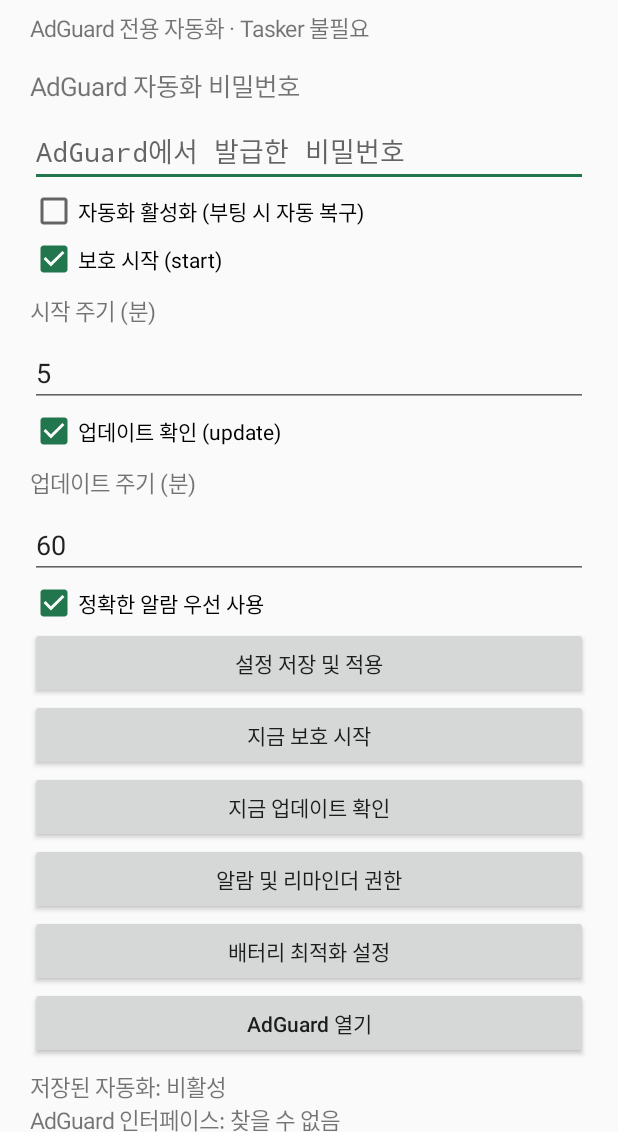
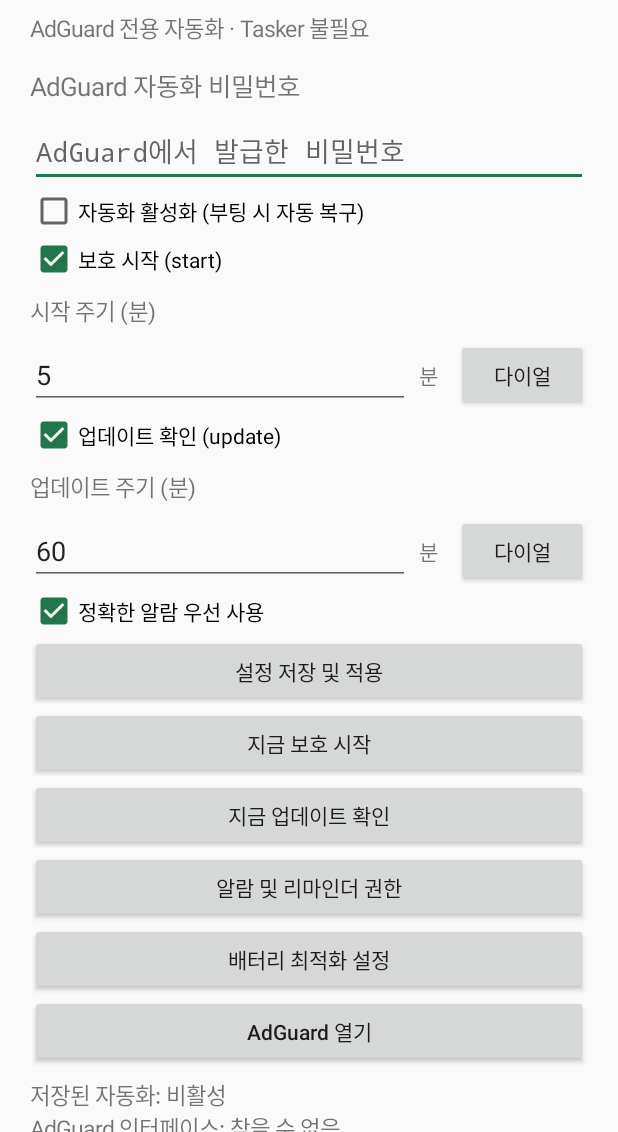
Before and after one commit to ELSAPHABA/AdGuard-Waker, an Android app: the screen it shows after launch (MainActivity), on a phone screen of 412 x 824 dp, the part 104-1236 px from its top. Run offline under Robolectric (Android 15) with nearby library versions, the phone set to English and light mode, and no system bars.

Commit message:
Add numeric keypad and wheel interval input; fix SDK setup in CI

```diff
--- a/app/src/main/java/io/github/elsaphaba/adguardwaker/MainActivity.java
+++ b/app/src/main/java/io/github/elsaphaba/adguardwaker/MainActivity.java
@@ -1,6 +1,7 @@
 package io.github.elsaphaba.adguardwaker;
 
 import android.app.Activity;
+import android.app.AlertDialog;
 import android.content.ActivityNotFoundException;
 import android.content.Intent;
 import android.content.SharedPreferences;
@@ -17,6 +18,7 @@ import android.widget.Button;
 import android.widget.CheckBox;
 import android.widget.EditText;
 import android.widget.LinearLayout;
+import android.widget.NumberPicker;
 import android.widget.ScrollView;
 import android.widget.TextView;
 import android.widget.Toast;
@@ -57,10 +59,10 @@ public final class MainActivity extends Activity {
         master = check("자동화 활성화 (부팅 시 자동 복구)", p.getBoolean(Scheduler.MASTER, false));
         start = check("보호 시작 (start)", p.getBoolean("start_enabled", true));
         text("시작 주기 (분)", 15);
-        startMinutes = field(Integer.toString(Scheduler.minutes(p, Scheduler.START)), InputType.TYPE_CLASS_NUMBER);
+        startMinutes = minuteField("시작 주기", Scheduler.minutes(p, Scheduler.START));
         update = check("업데이트 확인 (update)", p.getBoolean("update_enabled", true));
         text("업데이트 주기 (분)", 15);
-        updateMinutes = field(Integer.toString(Scheduler.minutes(p, Scheduler.UPDATE)), InputType.TYPE_CLASS_NUMBER);
+        updateMinutes = minuteField("업데이트 주기", Scheduler.minutes(p, Scheduler.UPDATE));
         exact = check("정확한 알람 우선 사용", p.getBoolean(Scheduler.EXACT, true));
         button("설정 저장 및 적용", v -> save());
         button("지금 보호 시작", v -> manual(Scheduler.START));
@@ -97,6 +99,65 @@ public final class MainActivity extends Activity {
         t.setInputType(type); t.setSingleLine(true); t.setText(value);
         root.addView(t, new LinearLayout.LayoutParams(-1, -2)); return t;
     }
+    // The editable field is the single source of truth until Save is pressed.
+    private EditText minuteField(String title, int minutes) {
+        LinearLayout row = new LinearLayout(this);
+        row.setOrientation(LinearLayout.HORIZONTAL);
+        row.setGravity(android.view.Gravity.CENTER_VERTICAL);
+        EditText input = new EditText(this);
+        input.setSingleLine(true);
+        input.setInputType(InputType.TYPE_CLASS_NUMBER);
+        input.setSelectAllOnFocus(true);
+        input.setText(Integer.toString(minutes));
+        input.setContentDescription(title + " (분)");
+        input.setHint("1~10080");
+        row.addView(input, new LinearLayout.LayoutParams(0, -2, 1f));
+        TextView unit = new TextView(this);
+        unit.setText("분");
+        unit.setPadding(dp(6), 0, dp(12), 0);
+        row.addView(unit);
+        Button dial = new Button(this);
+        dial.setText("다이얼");
+        dial.setAllCaps(false);
+        dial.setContentDescription(title + " 다이얼 선택");
+        dial.setOnClickListener(v -> showMinuteDial(input, title, minutes));
+        row.addView(dial);
+        root.addView(row, new LinearLayout.LayoutParams(-1, -2));
+        return input;
+    }
+
+    private void showMinuteDial(EditText input, String title, int fallback) {
+        int initial;
+        try { initial = ScheduleMath.parseMinutes(input.getText().toString()); }
+        catch (NumberFormatException e) { initial = fallback; }
+        NumberPicker wheel = new NumberPicker(this);
+        wheel.setMinValue(ScheduleMath.MIN_MINUTES);
+        wheel.setMaxValue(ScheduleMath.MAX_MINUTES);
+        wheel.setWrapSelectorWheel(false);
+        wheel.setValue(initial);
+        // Numeric input remains available in the main screen; this dialog is wheel-only.
+        wheel.setDescendantFocusability(android.view.ViewGroup.FOCUS_BLOCK_DESCENDANTS);
+        wheel.setContentDescription(title + " 회전형 분 선택기");
+        LinearLayout panel = new LinearLayout(this);
+        panel.setOrientation(LinearLayout.VERTICAL);
+        panel.setGravity(android.view.Gravity.CENTER);
+        panel.setPadding(dp(24), dp(12), dp(24), dp(12));
+        panel.addView(wheel, new LinearLayout.LayoutParams(-2, -2));
+        TextView hint = new TextView(this);
+        hint.setText("분 · 1~10,080");
+        hint.setGravity(android.view.Gravity.CENTER);
+        panel.addView(hint);
+        new AlertDialog.Builder(this)
+            .setTitle(title + " (분)")
+            .setView(panel)
+            .setNegativeButton("취소", null)
+            .setPositiveButton("확인", (dialog, which) -> {
+                input.setText(Integer.toString(wheel.getValue()));
+                input.setError(null);
+            })
+            .show();
+    }
+
     private CheckBox check(String title, boolean checked) {
         CheckBox c = new CheckBox(this); c.setText(title); c.setChecked(checked); root.addView(c); return c;
     }
```
Also changed, not shown: 2 other files.
